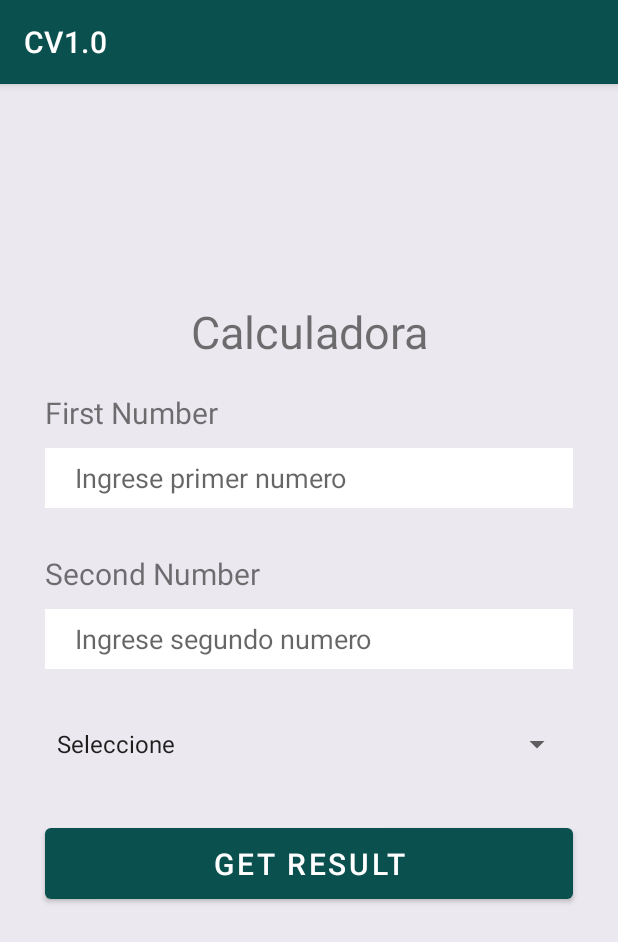
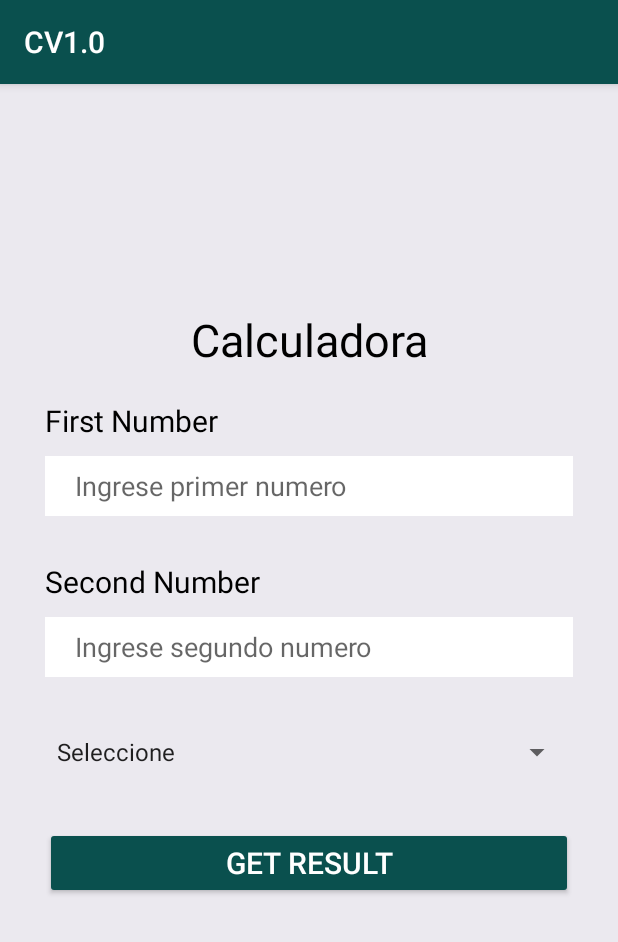
Before and after one commit to DeyberLuna/Mobiles-apps8A, an Android app: the screen it shows after launch (MainActivity), on a phone screen of 412 x 824 dp. Shown: the top 942 px of the screen. Run offline under Robolectric (Android 15) with nearby library versions, the phone set to English and light mode, and no system bars.

Commit message:
Actualizacion calculadora Style theme nigth and validations fields

```diff
--- a/myCalculator/app/build.gradle
+++ b/myCalculator/app/build.gradle
@@ -33,6 +33,7 @@ dependencies {
     implementation 'androidx.appcompat:appcompat:1.2.0'
     implementation 'com.google.android.material:material:1.3.0'
     implementation 'androidx.constraintlayout:constraintlayout:2.0.4'
+    implementation 'androidx.gridlayout:gridlayout:1.0.0'
     testImplementation 'junit:junit:4.+'
     androidTestImplementation 'androidx.test.ext:junit:1.1.2'
     androidTestImplementation 'androidx.test.espresso:espresso-core:3.3.0'
--- a/myCalculator/app/src/main/res/layout/activity_main.xml
+++ b/myCalculator/app/src/main/res/layout/activity_main.xml
@@ -23,6 +23,7 @@
             android:layout_height="wrap_content"
             android:layout_marginTop="40sp"
             android:text="@string/title"
+            android:textColor="@color/black"
             android:textAlignment="center"
 
             android:textSize="30sp" />
@@ -32,7 +33,7 @@
             android:layout_height="wrap_content"
             android:layout_marginStart="30sp"
             android:layout_marginTop="20sp"
-
+            android:textColor="@color/black"
             android:layout_marginEnd="30sp"
             android:text="@string/firstnumber"
             android:textSize="20sp" />
@@ -59,7 +60,7 @@
             android:layout_height="wrap_content"
             android:layout_marginStart="30sp"
             android:layout_marginTop="30sp"
-
+            android:textColor="@color/black"
             android:layout_marginEnd="30sp"
             android:text="@string/secondnumber"
             android:textSize="20sp" />
@@ -83,6 +84,7 @@
             android:id="@+id/spinner"
             android:layout_width="match_parent"
             android:layout_height="40sp"
+            android:textColor="@color/black"
             android:layout_margin="30sp" />
 
 
@@ -93,7 +95,7 @@
             android:layout_height="wrap_content"
             android:layout_marginStart="30sp"
             android:layout_marginEnd="30sp"
-
+            android:textColor="@color/white"
             android:padding="10sp"
             android:text="@string/btnresult"
             android:textSize="20sp"
@@ -105,6 +107,7 @@
             android:layout_width="match_parent"
             android:layout_height="wrap_content"
             android:layout_margin="30sp"
+            android:textColor="@color/black"
             android:textAlignment="center"
             android:textSize="40sp" />
     </LinearLayout>
--- a/myCalculator/app/src/main/res/values/themes.xml
+++ b/myCalculator/app/src/main/res/values/themes.xml
@@ -1,6 +1,6 @@
 <resources xmlns:tools="http://schemas.android.com/tools">
     <!-- Base application theme. -->
-    <style name="Theme.MyCalculator" parent="Theme.MaterialComponents.DayNight.DarkActionBar">
+    <style name="Theme.MyCalculator" parent="Theme.AppCompat.Light.DarkActionBar">
         <!-- Primary brand color. -->
         <item name="colorPrimary">#0A504E</item>
         <item name="colorPrimaryVariant">#0A504E</item>
```
Also changed, not shown: myCalculator/app/src/main/res/values-night/themes.xml (+1 -10 lines).
